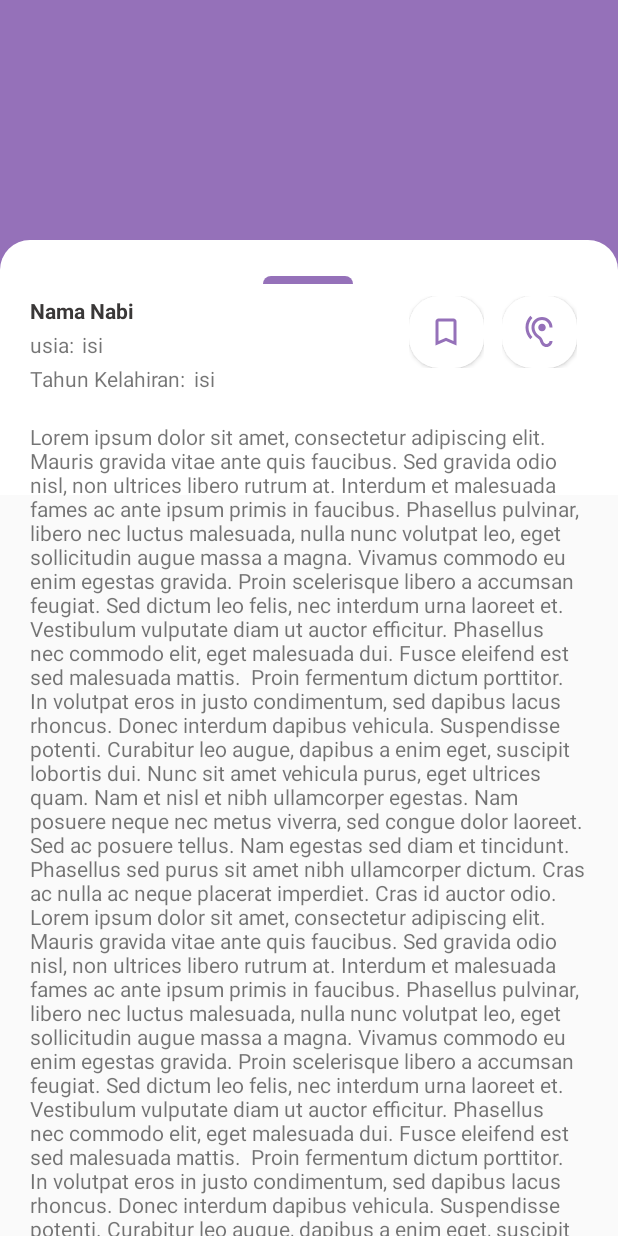
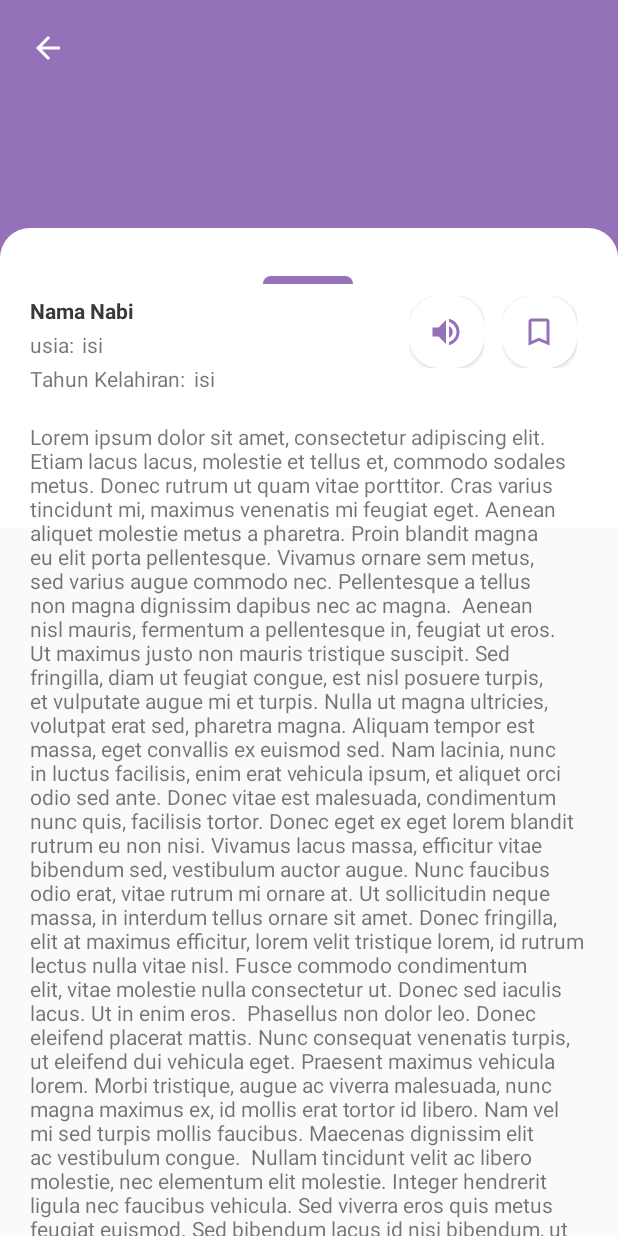
Before and after one commit to GustiMuhammadAdzaky/qara-a, an Android app: the SecondActivity screen opened directly, with no data from a screen before it, on a phone screen of 412 x 824 dp. Run offline under Robolectric (Android 15) with nearby library versions, the phone set to English and light mode, and no system bars.

Commit message:
Fix Scroll Bar

```diff
--- a/app/src/main/java/com/zaky/myapplication/CardViewAdapter.kt
+++ b/app/src/main/java/com/zaky/myapplication/CardViewAdapter.kt
@@ -28,6 +28,7 @@ class CardViewAdapter (private val listNabi: ArrayList<Nabi>) : RecyclerView.Ada
     override fun onCreateViewHolder(parent: ViewGroup, viewType: Int): CardViewViewHolder {
         val view: View = LayoutInflater.from(parent.context).inflate(R.layout.rv_kisah_nabi, parent, false)
         return CardViewViewHolder(view)
+
     }
 
     override fun onBindViewHolder(holder: CardViewViewHolder, position: Int) {
--- a/app/src/main/java/com/zaky/myapplication/MainActivity.kt
+++ b/app/src/main/java/com/zaky/myapplication/MainActivity.kt
@@ -8,6 +8,8 @@ import androidx.appcompat.app.ActionBar
 import androidx.appcompat.app.AppCompatActivity
 import androidx.recyclerview.widget.LinearLayoutManager
 import androidx.recyclerview.widget.RecyclerView
+
+
 
 
 class MainActivity : AppCompatActivity() {
@@ -36,6 +38,8 @@ class MainActivity : AppCompatActivity() {
 
         supportActionBar?.setDisplayHomeAsUpEnabled(true)
         supportActionBar?.setDisplayShowHomeEnabled(true)
+
+        rv.setNestedScrollingEnabled(false);
 
     }
 
--- /dev/null
+++ b/app/src/main/res/drawable/ic_arrow_back_black_24dp.xml
@@ -0,0 +1,5 @@
+<vector android:height="24dp" android:tint="#FFFFFF"
+    android:viewportHeight="24.0" android:viewportWidth="24.0"
+    android:width="24dp" xmlns:android="http://schemas.android.com/apk/res/android">
+    <path android:fillColor="#FF000000" android:pathData="M20,11H7.83l5.59,-5.59L12,4l-8,8 8,8 1.41,-1.41L7.83,13H20v-2z"/>
+</vector>
--- /dev/null
+++ b/app/src/main/res/drawable/ic_volume_up_black_24dp.xml
@@ -0,0 +1,9 @@
+<vector xmlns:android="http://schemas.android.com/apk/res/android"
+        android:width="24dp"
+        android:height="24dp"
+        android:viewportWidth="24.0"
+        android:viewportHeight="24.0">
+    <path
+        android:fillColor="@color/ChocholatePrimary"
+        android:pathData="M3,9v6h4l5,5L12,4L7,9L3,9zM16.5,12c0,-1.77 -1.02,-3.29 -2.5,-4.03v8.05c1.48,-0.73 2.5,-2.25 2.5,-4.02zM14,3.23v2.06c2.89,0.86 5,3.54 5,6.71s-2.11,5.85 -5,6.71v2.06c4.01,-0.91 7,-4.49 7,-8.77s-2.99,-7.86 -7,-8.77z"/>
+</vector>
--- /dev/null
+++ b/app/src/main/res/drawable/rounded_corner.xml
@@ -0,0 +1,5 @@
+<?xml version="1.0" encoding="utf-8"?>
+<shape xmlns:android="http://schemas.android.com/apk/res/android">
+    <corners  android:radius="8dp"/>
+    <solid android:color="@color/ChocholatePrimary"></solid>
+</shape>
--- a/app/src/main/res/layout/activity_main.xml
+++ b/app/src/main/res/layout/activity_main.xml
@@ -16,11 +16,11 @@
             android:layout_width="match_parent"
             android:layout_height="wrap_content">
 
-            <View
+            <ImageView
                 android:id="@+id/view2"
                 android:layout_width="match_parent"
                 android:layout_height="180dp"
-                android:background="@drawable/bg_chocholate"
+                android:src="@drawable/header_home"
                 app:layout_constraintEnd_toEndOf="parent"
                 app:layout_constraintStart_toStartOf="parent"
                 app:layout_constraintTop_toTopOf="parent" />
@@ -28,12 +28,15 @@
             <View
                 android:id="@+id/view3"
                 android:layout_width="match_parent"
-                android:layout_height="170dp"
+                android:layout_height="1000dp"
                 android:layout_marginTop="160dp"
                 android:background="@drawable/bg_home_rad"
                 app:layout_constraintEnd_toEndOf="parent"
                 app:layout_constraintStart_toStartOf="parent"
-                app:layout_constraintTop_toTopOf="parent" />
+                app:layout_constraintTop_toTopOf="parent">
+
+
+            </View>
 
             <View
                 android:id="@+id/view13"
@@ -50,12 +53,12 @@
             <androidx.recyclerview.widget.RecyclerView
                 android:id="@+id/rv_nabi"
                 android:layout_width="match_parent"
-                android:layout_height="0dp"
+                android:layout_height="wrap_content"
                 android:layout_marginTop="12dp"
                 app:layout_constraintEnd_toEndOf="parent"
                 app:layout_constraintHorizontal_bias="0.0"
                 app:layout_constraintStart_toStartOf="parent"
-                app:layout_constraintTop_toBottomOf="@+id/view13"
+                app:layout_constraintTop_toBottomOf="@+id/view2"
                 tools:listitem="@layout/rv_kisah_nabi">
 
             </androidx.recyclerview.widget.RecyclerView>
--- a/app/src/main/res/layout/activity_second.xml
+++ b/app/src/main/res/layout/activity_second.xml
@@ -36,16 +36,18 @@
                 android:layout_height="180dp"
                 android:background="@drawable/bg_chocholate"
                 app:layout_constraintEnd_toEndOf="parent"
+                app:layout_constraintHorizontal_bias="0.0"
                 app:layout_constraintStart_toStartOf="parent"
                 app:layout_constraintTop_toTopOf="parent" />
 
             <View
                 android:id="@+id/view3"
                 android:layout_width="match_parent"
-                android:layout_height="170dp"
-                android:layout_marginTop="160dp"
+                android:layout_height="200dp"
+                android:layout_marginTop="152dp"
                 android:background="@drawable/bg_home_rad"
                 app:layout_constraintEnd_toEndOf="parent"
+                app:layout_constraintHorizontal_bias="1.0"
                 app:layout_constraintStart_toStartOf="parent"
                 app:layout_constraintTop_toTopOf="parent" />
 
@@ -91,10 +93,10 @@
                         android:text="usia:" />
 
                     <TextView
-                        android:layout_marginLeft="5dp"
                         android:id="@+id/TvIsiUsia"
                         android:layout_width="wrap_content"
                         android:layout_height="wrap_content"
+                        android:layout_marginLeft="5dp"
                         android:text="isi" />
                 </LinearLayout>
 
@@ -132,26 +134,11 @@
                 app:layout_constraintStart_toEndOf="@+id/linearLayout"
                 app:layout_constraintTop_toTopOf="@+id/linearLayout">
 
-
                 <FrameLayout
                     android:layout_width="wrap_content"
                     android:layout_height="wrap_content"
                     android:layout_marginRight="12dp"
-                    android:foreground="@drawable/ic_bookmark"
-                    android:foregroundGravity="center">
-
-                    <Button
-                        android:id="@+id/StartButton2x2"
-                        android:layout_width="50dp"
-                        android:layout_height="fill_parent"
-                        android:background="@drawable/tombol_bulat"
-                        android:gravity="center_vertical" />
-                </FrameLayout>
-
-                <FrameLayout
-                    android:layout_width="wrap_content"
-                    android:layout_height="wrap_content"
-                    android:foreground="@drawable/ic_hearing_black_24dp"
+                    android:foreground="@drawable/ic_volume_up_black_24dp"
                     android:foregroundGravity="center">
 
                     <Button
@@ -161,6 +148,24 @@
                         android:background="@drawable/tombol_bulat"
                         android:gravity="center_vertical" />
                 </FrameLayout>
+
+
+                <FrameLayout
+                    android:layout_width="wrap_content"
+                    android:layout_height="wrap_content"
+                    android:foreground="@drawable/ic_bookmark"
+                    android:foregroundGravity="center">
+
+                    <Button
+                        android:id="@+id/StartButton2x2"
+                        android:shadowColor="#000000"
+                        android:layout_width="50dp"
+                        android:layout_height="fill_parent"
+                        android:background="@drawable/tombol_bulat"
+                        android:gravity="center_vertical" />
+                </FrameLayout>
+
+
             </LinearLayout>
 
 <!--            <WebView-->
@@ -178,15 +183,49 @@
                 android:layout_width="0dp"
                 android:layout_height="wrap_content"
                 android:layout_marginTop="20dp"
-                android:text="Lorem ipsum dolor sit amet, consectetur adipiscing elit. Mauris gravida vitae ante quis faucibus. Sed gravida odio nisl, non ultrices libero rutrum at. Interdum et malesuada fames ac ante ipsum primis in faucibus. Phasellus pulvinar, libero nec luctus malesuada, nulla nunc volutpat leo, eget sollicitudin augue massa a magna. Vivamus commodo eu enim egestas gravida. Proin scelerisque libero a accumsan feugiat. Sed dictum leo felis, nec interdum urna laoreet et. Vestibulum vulputate diam ut auctor efficitur. Phasellus nec commodo elit, eget malesuada dui. Fusce eleifend est sed malesuada mattis.
+                android:text="Lorem ipsum dolor sit amet, consectetur adipiscing elit. Etiam lacus lacus, molestie et tellus et, commodo sodales metus. Donec rutrum ut quam vitae porttitor. Cras varius tincidunt mi, maximus venenatis mi feugiat eget. Aenean aliquet molestie metus a pharetra. Proin blandit magna eu elit porta pellentesque. Vivamus ornare sem metus, sed varius augue commodo nec. Pellentesque a tellus non magna dignissim dapibus nec ac magna.
 
-Proin fermentum dictum porttitor. In volutpat eros in justo condimentum, sed dapibus lacus rhoncus. Donec interdum dapibus vehicula. Suspendisse potenti. Curabitur leo augue, dapibus a enim eget, suscipit lobortis dui. Nunc sit amet vehicula purus, eget ultrices quam. Nam et nisl et nibh ullamcorper egestas. Nam posuere neque nec metus viverra, sed congue dolor laoreet. Sed ac posuere tellus. Nam egestas sed diam et tincidunt. Phasellus sed purus sit amet nibh ullamcorper dictum. Cras ac nulla ac neque placerat imperdiet. Cras id auctor odio. Lorem ipsum dolor sit amet, consectetur adipiscing elit. Mauris gravida vitae ante quis faucibus. Sed gravida odio nisl, non ultrices libero rutrum at. Interdum et malesuada fames ac ante ipsum primis in faucibus. Phasellus pulvinar, libero nec luctus malesuada, nulla nunc volutpat leo, eget sollicitudin augue massa a magna. Vivamus commodo eu enim egestas gravida. Proin scelerisque libero a accumsan feugiat. Sed dictum leo felis, nec interdum urna laoreet et. Vestibulum vulputate diam ut auctor efficitur. Phasellus nec commodo elit, eget malesuada dui. Fusce eleifend est sed malesuada mattis.
+Aenean nisl mauris, fermentum a pellentesque in, feugiat ut eros. Ut maximus justo non mauris tristique suscipit. Sed fringilla, diam ut feugiat congue, est nisl posuere turpis, et vulputate augue mi et turpis. Nulla ut magna ultricies, volutpat erat sed, pharetra magna. Aliquam tempor est massa, eget convallis ex euismod sed. Nam lacinia, nunc in luctus facilisis, enim erat vehicula ipsum, et aliquet orci odio sed ante. Donec vitae est malesuada, condimentum nunc quis, facilisis tortor. Donec eget ex eget lorem blandit rutrum eu non nisi. Vivamus lacus massa, efficitur vitae bibendum sed, vestibulum auctor augue. Nunc faucibus odio erat, vitae rutrum mi ornare at. Ut sollicitudin neque massa, in interdum tellus ornare sit amet. Donec fringilla, elit at maximus efficitur, lorem velit tristique lorem, id rutrum lectus nulla vitae nisl. Fusce commodo condimentum elit, vitae molestie nulla consectetur ut. Donec sed iaculis lacus. Ut in enim eros.
 
-Proin fermentum dictum porttitor. In volutpat eros in justo condimentum, sed dapibus lacus rhoncus. Donec interdum dapibus vehicula. Suspendisse potenti. Curabitur leo augue, dapibus a enim eget, suscipit lobortis dui. Nunc sit amet vehicula purus, eget ultrices quam. Nam et nisl et nibh ullamcorper egestas. Nam posuere neque nec metus viverra, sed congue dolor laoreet. Sed ac posuere tellus. Nam egestas sed diam et tincidunt. Phasellus sed purus sit amet nibh ullamcorper dictum. Cras ac nulla ac neque placerat imperdiet. Cras id auctor odio."
+Phasellus non dolor leo. Donec eleifend placerat mattis. Nunc consequat venenatis turpis, ut eleifend dui vehicula eget. Praesent maximus vehicula lorem. Morbi tristique, augue ac viverra malesuada, nunc magna maximus ex, id mollis erat tortor id libero. Nam vel mi sed turpis mollis faucibus. Maecenas dignissim elit ac vestibulum congue.
+
+Nullam tincidunt velit ac libero molestie, nec elementum elit molestie. Integer hendrerit ligula nec faucibus vehicula. Sed viverra eros quis metus feugiat euismod. Sed bibendum lacus id nisi bibendum, ut volutpat justo dictum. Pellentesque lorem quam, auctor et massa et, congue pharetra mauris. Sed dui quam, scelerisque finibus ultrices faucibus, accumsan eu metus. Maecenas viverra malesuada metus nec pretium. Donec vitae dui turpis. Nulla dapibus finibus felis, quis semper eros posuere et. Suspendisse placerat vel sem eget auctor. Proin tempor molestie dictum. Praesent nec euismod tortor, at elementum justo. In rutrum gravida purus, quis fermentum massa suscipit id. Vivamus id leo tristique, ullamcorper ligula at, laoreet diam.
+
+Maecenas ac mauris urna. Morbi at nisl tortor. Ut elementum neque eget sem tempor, ut ullamcorper justo venenatis. Nullam augue nulla, suscipit sit amet est in, fringilla pulvinar arcu. Vestibulum euismod malesuada dui eu tempus. Aenean tincidunt et magna nec vehicula. Morbi euismod auctor ante a vestibulum. Sed tincidunt tortor nec justo bibendum lacinia. In hac habitasse platea dictumst. Curabitur rhoncus quam pretium, ultricies felis sed, auctor enim. Donec vel rhoncus turpis, nec ultricies justo. Aenean lobortis diam id rhoncus dapibus. Nullam nec dolor in orci dictum egestas. Praesent ac purus ut ex bibendum pharetra. Duis lacinia urna quis ipsum vestibulum, et hendrerit velit elementum."
                 app:layout_constraintEnd_toStartOf="@+id/guidelineRight"
                 app:layout_constraintHorizontal_bias="0.0"
                 app:layout_constraintStart_toStartOf="@+id/guidelineLeft"
                 app:layout_constraintTop_toBottomOf="@+id/linearLayout" />
+
+            <Button
+                android:id="@+id/button_bagikan"
+                android:layout_width="74dp"
+                android:layout_height="27dp"
+                android:layout_marginTop="12dp"
+                android:text="Bagikan"
+                android:textColor="#ffffff"
+                android:textSize="12dp"
+                android:background="@drawable/rounded_corner"
+                app:layout_constraintEnd_toStartOf="@+id/guidelineRight"
+                app:layout_constraintHorizontal_bias="0.0"
+                app:layout_constraintStart_toStartOf="@+id/guidelineLeft"
+                app:layout_constraintTop_toBottomOf="@+id/TvDetail" />
+
+            <TextView
+                android:layout_width="wrap_content"
+                android:layout_height="wrap_content"
+                android:layout_marginTop="20dp"
+                android:drawableStart="@drawable/ic_arrow_back_black_24dp"
+                app:layout_constraintEnd_toEndOf="parent"
+                app:layout_constraintHorizontal_bias="0.0"
+                app:layout_constraintStart_toStartOf="@+id/guidelineLeft"
+                app:layout_constraintTop_toTopOf="parent" />
+
+
+
+
+
+
         </androidx.constraintlayout.widget.ConstraintLayout>
     </ScrollView>
 
```
Also changed, not shown: app/src/main/res/drawable-v24/header_home.png (added), app/src/main/res/drawable/icon_hear_active.png (added).
